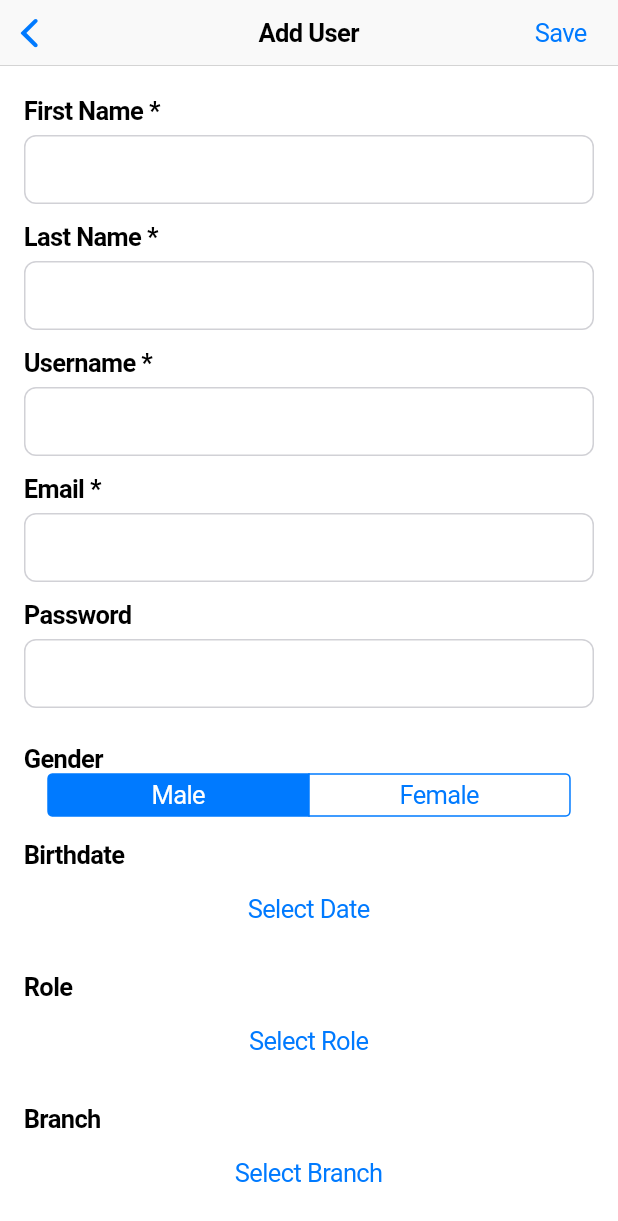
After one commit to natthaphonsitthibut/botbuilder, a Flutter app: the AddUserPage screen opened directly, scrolled down 220 dp, after a tap on "Male", on a phone screen of 412 x 824 dp. The commit adds this screen. Shown: the top 1221 px of the screen. Run offline on Flutter 3.47's test engine with Material 3 defaults, Android fonts, the phone set to English and light mode, and no system bars; our stand-ins replace dio, flutter_dotenv, flutter_secure_storage, get, image_picker; missing offline and left inert: flutter_web_auth_2; accounts and stored records are empty; network calls fail.

Commit message:
add adduser page

```diff
--- /dev/null
+++ b/lib/models/branch.dart
@@ -0,0 +1,9 @@
+class Branch {
+  final int id;
+  final String name;
+
+  Branch({required this.id, required this.name});
+
+  factory Branch.fromJson(Map<String, dynamic> json) =>
+      Branch(id: json['id'], name: json['name']);
+}
--- /dev/null
+++ b/lib/models/role.dart
@@ -0,0 +1,11 @@
+class Role {
+  final int? id;
+  final String name;
+
+  Role({this.id, required this.name});
+
+  factory Role.fromJson(Map<String, dynamic> json) =>
+      Role(id: json['id'], name: json['name']);
+
+  Map<String, dynamic> toJson() => {'id': id, 'name': name};
+}
--- a/lib/models/user.dart
+++ b/lib/models/user.dart
@@ -9,6 +9,7 @@ class User {
   final String? imageUrl;
   final String birthdate;
   final int roleId;
+  final int branchId;
 
   User({
     required this.id,
@@ -18,9 +19,10 @@ class User {
     required this.email,
     required this.password,
     required this.gender,
-    required this.imageUrl,
+    this.imageUrl,
     required this.birthdate,
     required this.roleId,
+    required this.branchId,
   });
 
   factory User.fromJson(Map<String, dynamic> json) => User(
@@ -33,7 +35,8 @@ class User {
     gender: json['gender'],
     imageUrl: json['imageUrl'] as String?,
     birthdate: json['birthdate'],
-    roleId: json['role']['id'] as int, // สมมติ nested
+    roleId: json['role']['id'] as int,
+    branchId: json['branch']?['id'],
   );
 
   Map<String, dynamic> toJson() => {
@@ -47,5 +50,6 @@ class User {
     'imageUrl': imageUrl,
     'birthdate': birthdate,
     'roleId': roleId,
+    'branchId': branchId,
   };
 }
--- /dev/null
+++ b/lib/pages/adduser_page.dart
@@ -0,0 +1,390 @@
+import 'dart:io';
+import 'dart:math';
+import 'package:botbuilder/models/user.dart';
+import 'package:botbuilder/models/role.dart';
+import 'package:botbuilder/models/branch.dart';
+import 'package:botbuilder/services/role_service.dart';
+import 'package:botbuilder/services/branch_service.dart';
+import 'package:botbuilder/services/user_service.dart';
+import 'package:flutter/cupertino.dart';
+import 'package:get/get.dart';
+import 'package:image_picker/image_picker.dart';
+import 'package:intl/intl.dart';
+
+class AddUserPage extends StatefulWidget {
+  final User? existingUser;
+  const AddUserPage({super.key, this.existingUser});
+
+  @override
+  State<AddUserPage> createState() => _AddUserPageState();
+}
+
+class _AddUserPageState extends State<AddUserPage> {
+  final _userService = UserService();
+  final _roleService = RoleService();
+  final _branchService = BranchService();
+
+  final _firstnameController = TextEditingController();
+  final _lastnameController = TextEditingController();
+  final _usernameController = TextEditingController();
+  final _emailController = TextEditingController();
+  final _passwordController = TextEditingController();
+
+  List<Role> roles = [];
+  Role? selectedRole;
+
+  List<Branch> branches = [];
+  Branch? selectedBranch;
+
+  String selectedGender = 'Male';
+  DateTime? selectedDate;
+  File? selectedImage;
+  bool _isLoading = false;
+
+  @override
+  void initState() {
+    super.initState();
+    _loadRoles();
+    _loadBranches();
+
+    if (widget.existingUser != null) {
+      final u = widget.existingUser!;
+      _firstnameController.text = u.firstname;
+      _lastnameController.text = u.lastname;
+      _usernameController.text = u.username;
+      _emailController.text = u.email;
+      _passwordController.text = u.password ?? '';
+      selectedGender = u.gender;
+      selectedDate = DateTime.parse(u.birthdate);
+    }
+  }
+
+  Future<void> _loadRoles() async {
+    try {
+      final fetchedRoles = await _roleService.getAll();
+      setState(() {
+        roles = fetchedRoles;
+        if (widget.existingUser != null) {
+          selectedRole = fetchedRoles.firstWhere(
+            (r) => r.id == widget.existingUser!.roleId,
+          );
+        } else {
+          selectedRole = fetchedRoles.isNotEmpty ? fetchedRoles.first : null;
+        }
+      });
+    } catch (e) {
+      print('Error loading roles: $e');
+    }
+  }
+
+  Future<void> _loadBranches() async {
+    try {
+      final fetchedBranches = await _branchService.getAll();
+      setState(() {
+        branches = fetchedBranches;
+        if (widget.existingUser != null) {
+          selectedBranch = fetchedBranches.firstWhere(
+            (b) => b.id == widget.existingUser!.branchId,
+          );
+        } else {
+          selectedBranch =
+              fetchedBranches.isNotEmpty ? fetchedBranches.first : null;
+        }
+      });
+    } catch (e) {
+      print('Error loading branches: $e');
+    }
+  }
+
+  Future<void> _pickImage() async {
+    final picker = ImagePicker();
+    final picked = await picker.pickImage(source: ImageSource.gallery);
+    if (picked != null) {
+      setState(() {
+        selectedImage = File(picked.path);
+      });
+    }
+  }
+
+  Future<void> _submitUser() async {
+    if (_firstnameController.text.isEmpty ||
+        _lastnameController.text.isEmpty ||
+        _usernameController.text.isEmpty ||
+        _emailController.text.isEmpty ||
+        selectedDate == null ||
+        selectedRole == null) {
+      _showErrorDialog('Please fill all required fields');
+      return;
+    }
+
+    setState(() => _isLoading = true);
+
+    try {
+      final user = User(
+        id: widget.existingUser?.id ?? 0,
+        firstname: _firstnameController.text,
+        lastname: _lastnameController.text,
+        username: _usernameController.text,
+        email: _emailController.text,
+        password:
+            _passwordController.text.isNotEmpty
+                ? _passwordController.text
+                : null,
+        gender: selectedGender,
+        imageUrl: null,
+        birthdate: DateFormat('yyyy-MM-dd').format(selectedDate!),
+        roleId: selectedRole!.id!,
+        branchId: selectedBranch!.id,
+      );
+
+      if (widget.existingUser != null) {
+        await _userService.updateUser(user.id, user, selectedImage);
+      } else {
+        print('Sending user data: ${user.toJson()}');
+        await _userService.createUser(user, selectedImage);
+      }
+
+      if (mounted) Get.back(result: true);
+    } catch (e) {
+      _showErrorDialog('Error: $e');
+    } finally {
+      setState(() => _isLoading = false);
+    }
+  }
+
+  void _showErrorDialog(String message) {
+    showCupertinoDialog(
+      context: context,
+      builder:
+          (_) => CupertinoAlertDialog(
+            title: const Text('Error'),
+            content: Text(message),
+            actions: [
+              CupertinoDialogAction(
+                child: const Text('OK'),
+                onPressed: () => Get.back(),
+              ),
+            ],
+          ),
+    );
+  }
+
+  @override
+  void dispose() {
+    _firstnameController.dispose();
+    _lastnameController.dispose();
+    _usernameController.dispose();
+    _emailController.dispose();
+    _passwordController.dispose();
+    super.dispose();
+  }
+
+  @override
+  Widget build(BuildContext context) {
+    final isEditing = widget.existingUser != null;
+
+    return CupertinoPageScaffold(
+      navigationBar: CupertinoNavigationBar(
+        middle: Text(isEditing ? 'Edit User' : 'Add User'),
+        trailing:
+            _isLoading
+                ? const CupertinoActivityIndicator()
+                : CupertinoButton(
+                  padding: EdgeInsets.zero,
+                  onPressed: _submitUser,
+                  child: Text(isEditing ? 'Update' : 'Save'),
+                ),
+      ),
+      child: SafeArea(
+        child: Padding(
+          padding: const EdgeInsets.all(16),
+          child: ListView(
+            children: [
+              GestureDetector(
+                onTap: _pickImage,
+                child: Container(
+                  height: 200,
+                  decoration: BoxDecoration(
+                    color: CupertinoColors.systemGrey5,
+                    borderRadius: BorderRadius.circular(12),
+                    border: Border.all(color: CupertinoColors.systemGrey3),
+                  ),
+                  child:
+                      selectedImage != null
+                          ? ClipRRect(
+                            borderRadius: BorderRadius.circular(12),
+                            child: Image.file(
+                              selectedImage!,
+                              fit: BoxFit.cover,
+                            ),
+                          )
+                          : const Center(
+                            child: Column(
+                              mainAxisAlignment: MainAxisAlignment.center,
+                              children: [
+                                Icon(
+                                  CupertinoIcons.photo,
+                                  size: 48,
+                                  color: CupertinoColors.systemGrey,
+                                ),
+                                SizedBox(height: 8),
+                                Text(
+                                  'Tap to upload image',
+                                  style: TextStyle(
+                                    color: CupertinoColors.systemGrey,
+                                  ),
+                                ),
+                              ],
+                            ),
+                          ),
+                ),
+              ),
+              const SizedBox(height: 24),
+              _buildTextField('First Name *', _firstnameController),
+              _buildTextField('Last Name *', _lastnameController),
+              _buildTextField('Username *', _usernameController),
+              _buildTextField('Email *', _emailController),
+              _buildTextField('Password', _passwordController, isObscure: true),
+              const SizedBox(height: 12),
+              const Text(
+                'Gender',
+                style: TextStyle(fontWeight: FontWeight.bold),
+              ),
+              CupertinoSegmentedControl<String>(
+                children: const {
+                  'Male': Text('Male'),
+                  'Female': Text('Female'),
+                },
+                groupValue: selectedGender,
+                onValueChanged:
+                    (value) => setState(() => selectedGender = value),
+              ),
+              const SizedBox(height: 16),
+              const Text(
+                'Birthdate',
+                style: TextStyle(fontWeight: FontWeight.bold),
+              ),
+              CupertinoButton(
+                child: Text(
+                  selectedDate != null
+                      ? DateFormat('yyyy-MM-dd').format(selectedDate!)
+                      : 'Select Date',
+                ),
+                onPressed: () => _selectDate(context),
+              ),
+              const SizedBox(height: 16),
+              const Text('Role', style: TextStyle(fontWeight: FontWeight.bold)),
+              CupertinoButton(
+                onPressed: () {
+                  showCupertinoModalPopup(
+                    context: context,
+                    builder:
+                        (_) => _buildBottomSheet(
+                          CupertinoPicker(
+                            itemExtent: 40,
+                            scrollController: FixedExtentScrollController(
+                              initialItem: max(
+                                0,
+                                roles.indexWhere(
+                                  (r) => r.id == selectedRole?.id,
+                                ),
+                              ),
+                            ),
+                            onSelectedItemChanged:
+                                (index) =>
+                                    setState(() => selectedRole = roles[index]),
+                            children: roles.map((r) => Text(r.name)).toList(),
+                          ),
+                        ),
+                  );
+                },
+                child: Text(selectedRole?.name ?? 'Select Role'),
+              ),
+              const SizedBox(height: 16),
+              const Text(
+                'Branch',
+                style: TextStyle(fontWeight: FontWeight.bold),
+              ),
+              CupertinoButton(
+                onPressed: () {
+                  showCupertinoModalPopup(
+                    context: context,
+                    builder:
+                        (_) => _buildBottomSheet(
+                          CupertinoPicker(
+                            itemExtent: 40,
+                            scrollController: FixedExtentScrollController(
+                              initialItem: max(
+                                0,
+                                branches.indexWhere(
+                                  (b) => b.id == selectedBranch?.id,
+                                ),
+                              ),
+                            ),
+                            onSelectedItemChanged:
+                                (index) => setState(
+                                  () => selectedBranch = branches[index],
+                                ),
+                            children:
+                                branches.map((b) => Text(b.name)).toList(),
+                          ),
+                        ),
+                  );
+                },
+                child: Text(selectedBranch?.name ?? 'Select Branch'),
+              ),
+            ],
+          ),
+        ),
+      ),
+    );
+  }
+
+  Widget _buildTextField(
+    String label,
+    TextEditingController controller, {
+    bool isObscure = false,
+  }) {
+    return Column(
+      crossAxisAlignment: CrossAxisAlignment.start,
+      children: [
+        Text(label, style: const TextStyle(fontWeight: FontWeight.bold)),
+        const SizedBox(height: 6),
+        CupertinoTextField(
+          controller: controller,
+          obscureText: isObscure,
+          padding: const EdgeInsets.all(12),
+          decoration: BoxDecoration(
+            border: Border.all(color: CupertinoColors.systemGrey4),
+            borderRadius: BorderRadius.circular(8),
+          ),
+        ),
+        const SizedBox(height: 12),
+      ],
+    );
+  }
+
+  Future<void> _selectDate(BuildContext context) async {
+    showCupertinoModalPopup(
+      context: context,
+      builder:
+          (_) => _buildBottomSheet(
+            CupertinoDatePicker(
+              mode: CupertinoDatePickerMode.date,
+              initialDateTime: selectedDate ?? DateTime(2000),
+              maximumDate: DateTime.now(),
+              onDateTimeChanged: (date) => setState(() => selectedDate = date),
+              dateOrder: DatePickerDateOrder.ymd,
+            ),
+          ),
+    );
+  }
+
+  Widget _buildBottomSheet(Widget child) {
+    return Container(
+      height: 250,
+      color: CupertinoColors.systemBackground.resolveFrom(context),
+      child: SafeArea(child: child),
+    );
+  }
+}
--- /dev/null
+++ b/lib/services/branch_service.dart
@@ -0,0 +1,12 @@
+import 'package:botbuilder/models/branch.dart';
+import 'package:dio/dio.dart';
+import 'package:flutter_dotenv/flutter_dotenv.dart';
+
+class BranchService {
+  final Dio _dio = Dio(BaseOptions(baseUrl: dotenv.env['API_BASE_URL'] ?? ''));
+
+  Future<List<Branch>> getAll() async {
+    final res = await _dio.get('/branches');
+    return (res.data as List).map((e) => Branch.fromJson(e)).toList();
+  }
+}
--- /dev/null
+++ b/lib/services/role_service.dart
@@ -0,0 +1,31 @@
+import 'package:dio/dio.dart';
+import 'package:flutter_dotenv/flutter_dotenv.dart';
+import 'package:botbuilder/models/role.dart';
+
+class RoleService {
+  final Dio _dio = Dio(BaseOptions(baseUrl: dotenv.env['API_BASE_URL'] ?? ''));
+
+  Future<List<Role>> getAll() async {
+    final response = await _dio.get('/roles');
+    return (response.data as List).map((e) => Role.fromJson(e)).toList();
+  }
+
+  Future<Role> getById(int id) async {
+    final response = await _dio.get('/roles/$id');
+    return Role.fromJson(response.data);
+  }
+
+  Future<Role> create(String name) async {
+    final response = await _dio.post('/roles', data: {'name': name});
+    return Role.fromJson(response.data);
+  }
+
+  Future<Role> update(int id, String name) async {
+    final response = await _dio.patch('/roles/$id', data: {'name': name});
+    return Role.fromJson(response.data);
+  }
+
+  Future<void> delete(int id) async {
+    await _dio.delete('/roles/$id');
+  }
+}
--- a/lib/services/user_service.dart
+++ b/lib/services/user_service.dart
@@ -26,6 +26,7 @@ class UserService {
       'gender': user.gender,
       'birthdate': user.birthdate,
       'roleId': user.roleId,
+      'branchId': user.branchId,
       if (file != null)
         'file': await MultipartFile.fromFile(
           file.path,
@@ -47,6 +48,7 @@ class UserService {
       'gender': user.gender,
       'birthdate': user.birthdate,
       'roleId': user.roleId,
+      'branchId': user.branchId,
       if (file != null)
         'file': await MultipartFile.fromFile(
           file.path,
--- a/pubspec.yaml
+++ b/pubspec.yaml
@@ -44,6 +44,7 @@ dependencies:
   flutter_web_auth_2: ^2.0.3
   flutter_secure_storage: ^9.0.0
   image_picker: ^1.1.2
+  intl: ^0.18.1
 #   flutter_launcher_icons: "^0.14.3"
 
 # flutter_icons:
```
Also changed, not shown: lib/pages/user_page.dart (+80 -17 lines), pubspec.lock.
